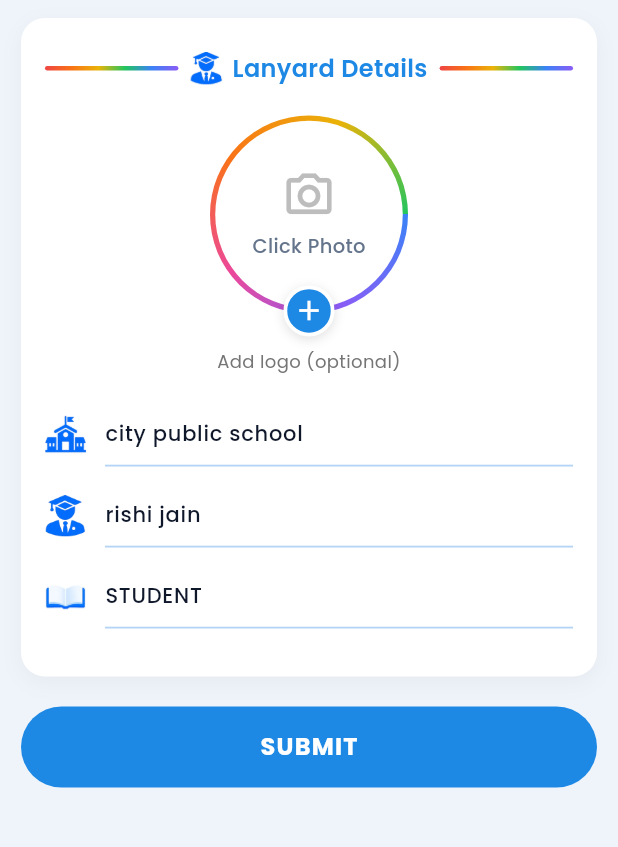
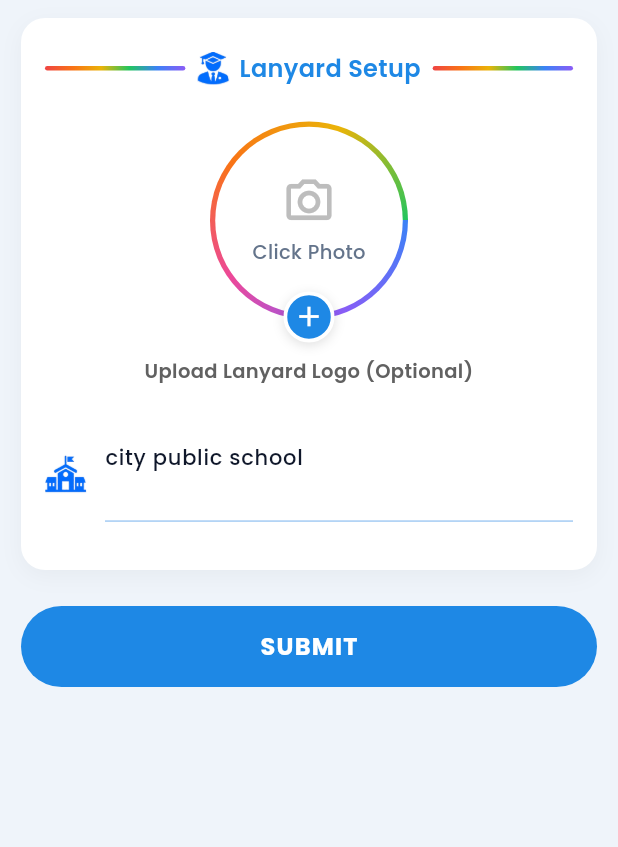
Before and after one commit to Rishijain-star/card-maker, a Flutter app: the screen it shows after launch, after a tap on "Get Started", after a tap on "Lanyard", on a phone screen of 412 x 824 dp, the part 84-931 px from its top. Run offline on Flutter 3.47's test engine with Material 3 defaults, Android fonts, the phone set to English and light mode, and no system bars; our stand-ins replace audioplayers, auto_size_text, confetti, dio, flutter_map, flutter_screenutil and 13 more; missing offline and left inert: dio_smart_retry, gal, razorpay_flutter.

Commit message:
Simplify Lanyard details form to Logo and Text fields, and render text over blue.png ribbon image

```diff
--- a/lib/app/modules/create_flow/views/lanyard_details_form_view.dart
+++ b/lib/app/modules/create_flow/views/lanyard_details_form_view.dart
@@ -29,45 +29,38 @@ class LanyardDetailsFormView extends GetView<CreateFlowController> {
                 child: Column(
                   children: [
                     StudentSectionHeader(
-                      title: 'Lanyard Details',
+                      title: 'Lanyard Setup',
                       iconAsset: StudentFormAssets.basicInfoHeader,
                     ),
-                    const SizedBox(height: 16),
+                    const SizedBox(height: 20),
+                    // 1. Logo Upload Option
                     Center(
                       child: StudentPhotoPicker(
                         photoPath: controller.photoPath.value,
                         onAddPhoto: controller.pickFromGallery,
                       ),
                     ),
-                    const SizedBox(height: 6),
+                    const SizedBox(height: 8),
                     Text(
-                      'Add logo (optional)',
+                      'Upload Lanyard Logo (Optional)',
                       textAlign: TextAlign.center,
                       style: TextStyle(
-                        color: Colors.grey.shade600,
-                        fontSize: 12,
+                        color: Colors.grey.shade700,
+                        fontSize: 13,
+                        fontWeight: FontWeight.w600,
                       ),
                     ),
-                    const SizedBox(height: 20),
+                    const SizedBox(height: 28),
+                    // 2. Single Lanyard Text Field
                     StudentUnderlineField(
                       iconAsset: StudentFormAssets.university,
-                      hint: 'Organization / School name',
+                      hint: 'Enter Lanyard Text (e.g. CITY PUBLIC SCHOOL)',
                       controller: controller.instituteCtrl,
-                    ),
-                    StudentUnderlineField(
-                      iconAsset: StudentFormAssets.student,
-                      hint: 'Name on lanyard',
-                      controller: controller.fullNameCtrl,
-                    ),
-                    StudentUnderlineField(
-                      iconAsset: StudentFormAssets.book,
-                      hint: 'Role / Title (e.g. STAFF, STUDENT)',
-                      controller: controller.courseCtrl,
                     ),
                   ],
                 ),
               ),
-              const SizedBox(height: 20),
+              const SizedBox(height: 24),
               StudentSubmitButton(onPressed: _submit),
             ],
           ),
```
Also changed, not shown: lib/app/modules/lanyard_templates/widgets/lanyard_template_widget.dart (+11 -43 lines).
